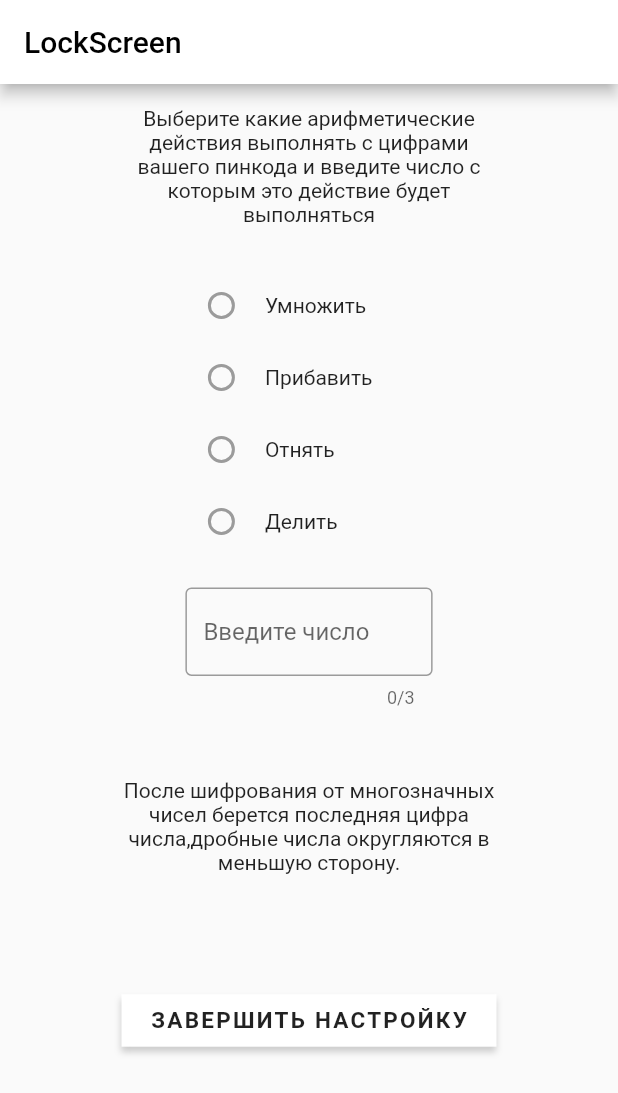
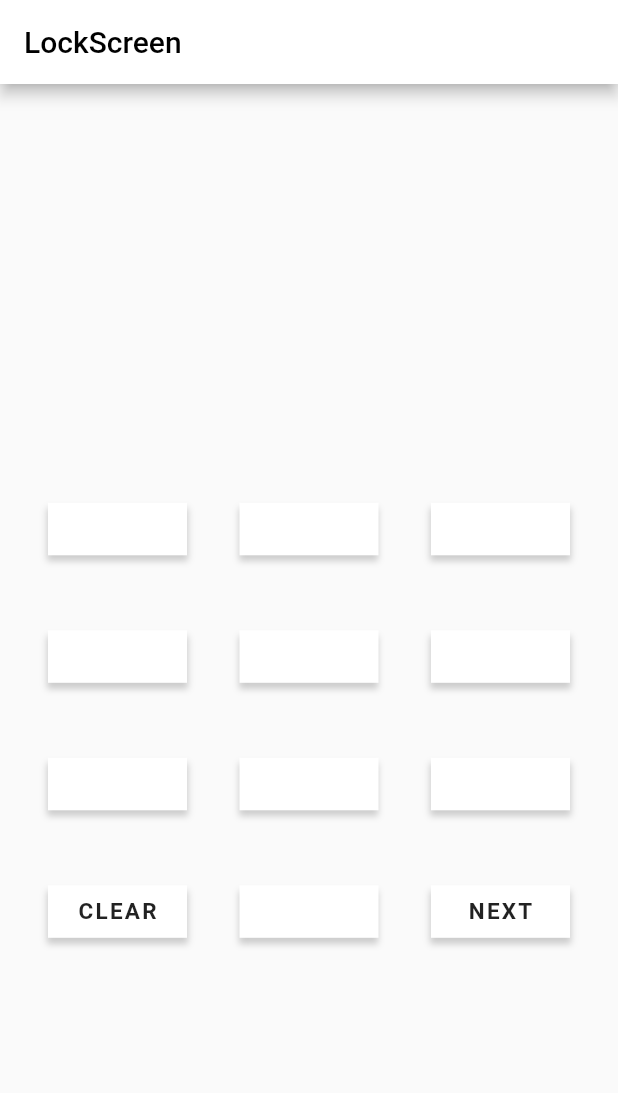
Before and after one commit to KhaysK/Advanced_Lock_Screen, a Flutter app: the screen it shows after launch, on a phone screen of 412 x 824 dp. Shown: the top 1093 px of the screen. Run offline on Flutter 3.47's test engine with Material 2 defaults, Android fonts, the phone set to English and light mode, and no system bars; our stand-ins replace shared_preferences.

Commit message:
added new screen, and corrected custom widgets

```diff
--- a/lib/custom_widgets/custom_button.dart
+++ b/lib/custom_widgets/custom_button.dart
@@ -4,7 +4,8 @@ class ButtonCustom extends StatelessWidget {
   final String text;
   double width;
   double height;
-  ButtonCustom({Key? key, required this.text, this.width = 100.0, this.height = 35.0}) : super(key: key);
+  final Function onTap;
+  ButtonCustom({Key? key, required this.text, this.width = 100.0, this.height = 35.0, required this.onTap}) : super(key: key);
 
   @override
   Widget build(BuildContext context) {
@@ -34,7 +35,8 @@ class ButtonCustom extends StatelessWidget {
             ]
         ),
       ),
-      onTap: () => debugPrint("Button tapped..."),
+      onTap: () => onTap,
+      splashColor: Colors.grey,
     );
   }
 }
--- a/lib/custom_widgets/custom_radio_button.dart
+++ b/lib/custom_widgets/custom_radio_button.dart
@@ -4,18 +4,19 @@ class RadioCustom extends StatelessWidget {
   final value;
   final groupValue;
   final String text;
+  final VoidCallback onChanged;
 
-  const RadioCustom({Key? key, required this.value, required this.groupValue, required this.text}) : super(key: key);
+  const RadioCustom({Key? key, required this.value, required this.groupValue, required this.text, required this.onChanged}) : super(key: key);
 
   @override
   Widget build(BuildContext context) {
     return Row(
       children: <Widget>[
-        Radio(
+        /*Radio(
             value: value,
             groupValue: groupValue,
-            onChanged: null
-        ),
+            onChanged: (val) => onChanged,
+        ),*/
         SizedBox(width: 5.0),
         Text(text)
       ],
--- a/lib/logic/params.dart
+++ b/lib/logic/params.dart
@@ -5,8 +5,8 @@ final String MULTIPLY = "MULTIPLY";
 final String ADDITION = "ADDITION";
 final String DIVISION = "DIVISION";
 final String SUBTRACTION = "SUBTRACTION";
-final String USER_NUMBER =
-    "USER_NUMBER"; // для сохранения введённого числа пользователя
+final String USER_NUMBER = "USER_NUMBER"; // для сохранения введённого числа пользователя
+
 
 bool isNumeric(String str) {
   try {
--- a/lib/main.dart
+++ b/lib/main.dart
@@ -1,8 +1,9 @@
 import 'package:advanced_lockscreen/ui/encryption.dart';
 import 'package:advanced_lockscreen/ui/lockscreen.dart';
+import 'package:advanced_lockscreen/ui/password.dart';
 import 'package:flutter/material.dart';
 
 void main() {
   runApp(
-      const MaterialApp(home: Encryption(), debugShowCheckedModeBanner: false));
+       MaterialApp(home: PasswordScreen(), debugShowCheckedModeBanner: false));
 }
--- a/lib/ui/encryption.dart
+++ b/lib/ui/encryption.dart
@@ -1,9 +1,12 @@
 import 'package:advanced_lockscreen/custom_widgets/custom_button.dart';
 import 'package:advanced_lockscreen/custom_widgets/custom_radio_button.dart';
+import 'package:advanced_lockscreen/logic/listen_buttons.dart';
 import 'package:flutter/material.dart';
 
 class Encryption extends StatelessWidget {
-  const Encryption({Key? key}) : super(key: key);
+  Encryption({Key? key}) : super(key: key);
+  final _listener = ListenButtons();
+  TextEditingController _passwordController = TextEditingController();
   @override
   Widget build(BuildContext context) {
     return Scaffold(
@@ -40,7 +43,7 @@ class Encryption extends StatelessWidget {
               padding: EdgeInsets.only(
                   left: MediaQuery.of(context).size.width * 0.30),
               child: Column(
-                children: <Widget>[
+                children: <Widget>[/*
                   const RadioCustom(
                       value: "Multiply",
                       groupValue: "groupValue",
@@ -56,13 +59,14 @@ class Encryption extends StatelessWidget {
                   const RadioCustom(
                       value: "Divide",
                       groupValue: "groupValue",
-                      text: "Делить"),
+                      text: "Делить"),*/
                   const SizedBox(height: 20.0),
                   Padding(
                     padding: EdgeInsets.only(
                         right: MediaQuery.of(context).size.width * 0.30),
-                    child: const TextField(
-                      decoration: InputDecoration(
+                    child: TextField(
+                      controller: _passwordController,
+                      decoration: const InputDecoration(
                           hintText: "Введите число",
                           border: OutlineInputBorder()),
                       maxLength: 3,
@@ -92,6 +96,7 @@ class Encryption extends StatelessWidget {
             child: ButtonCustom(
               text: "ЗАВЕРШИТЬ НАСТРОЙКУ",
               width: 250.0,
+              onTap: () => _listener.onClickFinish(_passwordController.text),
             ),
           ),
         ],
--- a/lib/ui/lockscreen.dart
+++ b/lib/ui/lockscreen.dart
@@ -53,7 +53,7 @@ class LockScreen extends StatelessWidget {
                   mainAxisExtent: 35.0,
                   crossAxisSpacing: 35.0,
                 ),
-                itemBuilder: (context, index) => ButtonCustom(text: "TEST"),
+                itemBuilder: (context, index) => ButtonCustom(text: "TEST", onTap: () => debugPrint("s"),),
               ),
             ),
           )
--- /dev/null
+++ b/lib/ui/password.dart
@@ -0,0 +1,71 @@
+import 'package:advanced_lockscreen/custom_widgets/custom_button.dart';
+import 'package:advanced_lockscreen/logic/listen_buttons.dart';
+import 'package:flutter/material.dart';
+
+class PasswordScreen extends StatelessWidget {
+  PasswordScreen({Key? key}) : super(key: key);
+  final _listener = ListenButtons();
+  @override
+  Widget build(BuildContext context) {
+    return Scaffold(
+      appBar: AppBar(
+        title: const Text(
+          "LockScreen",
+          style: TextStyle(
+            color: Colors.black,
+          ),
+        ),
+        backgroundColor: Colors.white,
+      ),
+      body: Column(
+        children: <Widget>[
+          Container(
+              width: MediaQuery.of(context).size.width,
+              height: MediaQuery.of(context).size.height * 0.30,
+              child: Center(
+                  child: Text(
+                    _listener.password,
+                    style: const TextStyle(
+                      fontSize: 40.0,
+                      fontWeight: FontWeight.w700,
+                      letterSpacing: 5.0,
+                    ),
+                  )
+              )
+          ),
+          Container(
+            width: MediaQuery.of(context).size.width,
+            height: MediaQuery.of(context).size.height * 0.50,
+            child: Padding(
+              padding: const EdgeInsets.all(32.0),
+              child: GridView(
+                gridDelegate: const SliverGridDelegateWithFixedCrossAxisCount(
+                  crossAxisCount: 3,
+                  mainAxisSpacing: 50.0,
+                  mainAxisExtent: 35.0,
+                  crossAxisSpacing: 35.0,
+                ),
+
+                // Вот кнопки и вызов соответствующих функций
+                children: [
+                  ButtonCustom(text: "", onTap: () => _listener.onClickTwo(),),
+                  ButtonCustom(text: "", onTap: () => _listener.onClickTwo(),),
+                  ButtonCustom(text: "", onTap: () => _listener.onClickThree(),),
+                  ButtonCustom(text: "", onTap: () => _listener.onClickFour(),),
+                  ButtonCustom(text: "", onTap: () => _listener.onClickFive(),),
+                  ButtonCustom(text: "", onTap: () => _listener.onClickSix(),),
+                  ButtonCustom(text: "", onTap: () => _listener.onClickSeven(),),
+                  ButtonCustom(text: "", onTap: () => _listener.onClickEight(),),
+                  ButtonCustom(text: "", onTap: () => _listener.onClickNine(),),
+                  ButtonCustom(text: "CLEAR", onTap: () => _listener.onClickClear()),
+                  ButtonCustom(text: "", onTap: () => _listener.onClickZero(),),
+                  ButtonCustom(text: "NEXT", onTap: () => _listener.onClockNext(),)
+                ],
+              ),
+            ),
+          )
+        ],
+      ),
+    );
+  }
+}
```
Also changed, not shown: lib/logic/listen_buttons.dart (renamed from lib/logic/listenButtons.dart, +40 -22 lines), pubspec.lock.
